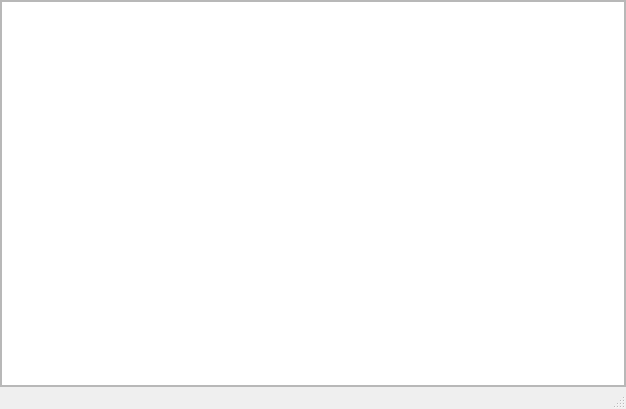
Preston12321/password-manager, file mainwindow.ui: the form before one commit.
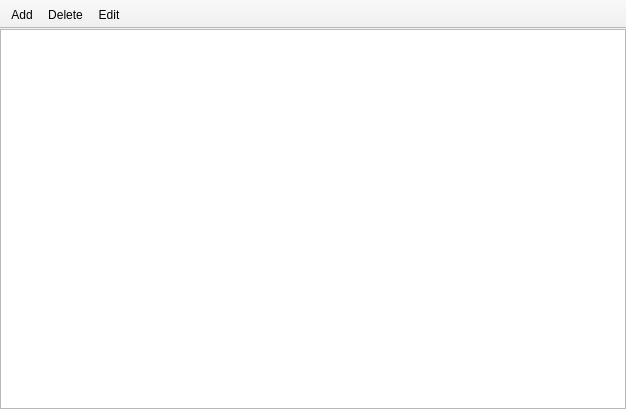
The form after the commit.

What changed in the file:
```diff
--- a/mainwindow.ui
+++ b/mainwindow.ui
@@ -41,7 +41,7 @@
          <x>0</x>
          <y>0</y>
          <width>624</width>
-         <height>363</height>
+         <height>353</height>
         </rect>
        </property>
        <layout class="QVBoxLayout" name="verticalLayout">
@@ -58,7 +58,41 @@
          <number>0</number>
         </property>
         <item>
-         <widget class="QTableView" name="tableView"/>
+         <widget class="QTableView" name="tableView">
+          <property name="frameShape">
+           <enum>QFrame::NoFrame</enum>
+          </property>
+          <property name="verticalScrollMode">
+           <enum>QAbstractItemView::ScrollPerPixel</enum>
+          </property>
+          <property name="horizontalScrollMode">
+           <enum>QAbstractItemView::ScrollPerPixel</enum>
+          </property>
+          <property name="showGrid">
+           <bool>true</bool>
+          </property>
+          <property name="sortingEnabled">
+           <bool>false</bool>
+          </property>
+          <property name="wordWrap">
+           <bool>false</bool>
+          </property>
+          <property name="cornerButtonEnabled">
+           <bool>false</bool>
+          </property>
+          <attribute name="horizontalHeaderCascadingSectionResizes">
+           <bool>true</bool>
+          </attribute>
+          <attribute name="horizontalHeaderHighlightSections">
+           <bool>false</bool>
+          </attribute>
+          <attribute name="horizontalHeaderStretchLastSection">
+           <bool>true</bool>
+          </attribute>
+          <attribute name="verticalHeaderVisible">
+           <bool>false</bool>
+          </attribute>
+         </widget>
         </item>
        </layout>
       </widget>
@@ -76,7 +110,62 @@
     </rect>
    </property>
   </widget>
-  <widget class="QStatusBar" name="statusbar"/>
+  <widget class="QToolBar" name="toolBar">
+   <property name="windowTitle">
+    <string>toolBar</string>
+   </property>
+   <property name="movable">
+    <bool>false</bool>
+   </property>
+   <property name="allowedAreas">
+    <set>Qt::TopToolBarArea</set>
+   </property>
+   <property name="toolButtonStyle">
+    <enum>Qt::ToolButtonTextUnderIcon</enum>
+   </property>
+   <property name="floatable">
+    <bool>false</bool>
+   </property>
+   <attribute name="toolBarArea">
+    <enum>TopToolBarArea</enum>
+   </attribute>
+   <attribute name="toolBarBreak">
+    <bool>false</bool>
+   </attribute>
+   <addaction name="actionAdd"/>
+   <addaction name="actionDelete"/>
+   <addaction name="actionEdit"/>
+  </widget>
+  <action name="actionAdd">
+   <property name="text">
+    <string>Add</string>
+   </property>
+   <property name="toolTip">
+    <string>Add New Password</string>
+   </property>
+   <property name="shortcut">
+    <string>Ctrl+N</string>
+   </property>
+  </action>
+  <action name="actionDelete">
+   <property name="text">
+    <string>Delete</string>
+   </property>
+   <property name="toolTip">
+    <string>Delete Password</string>
+   </property>
+   <property name="shortcut">
+    <string>Del</string>
+   </property>
+  </action>
+  <action name="actionEdit">
+   <property name="text">
+    <string>Edit</string>
+   </property>
+   <property name="toolTip">
+    <string>Edit Password</string>
+   </property>
+  </action>
  </widget>
  <resources/>
  <connections/>
```
